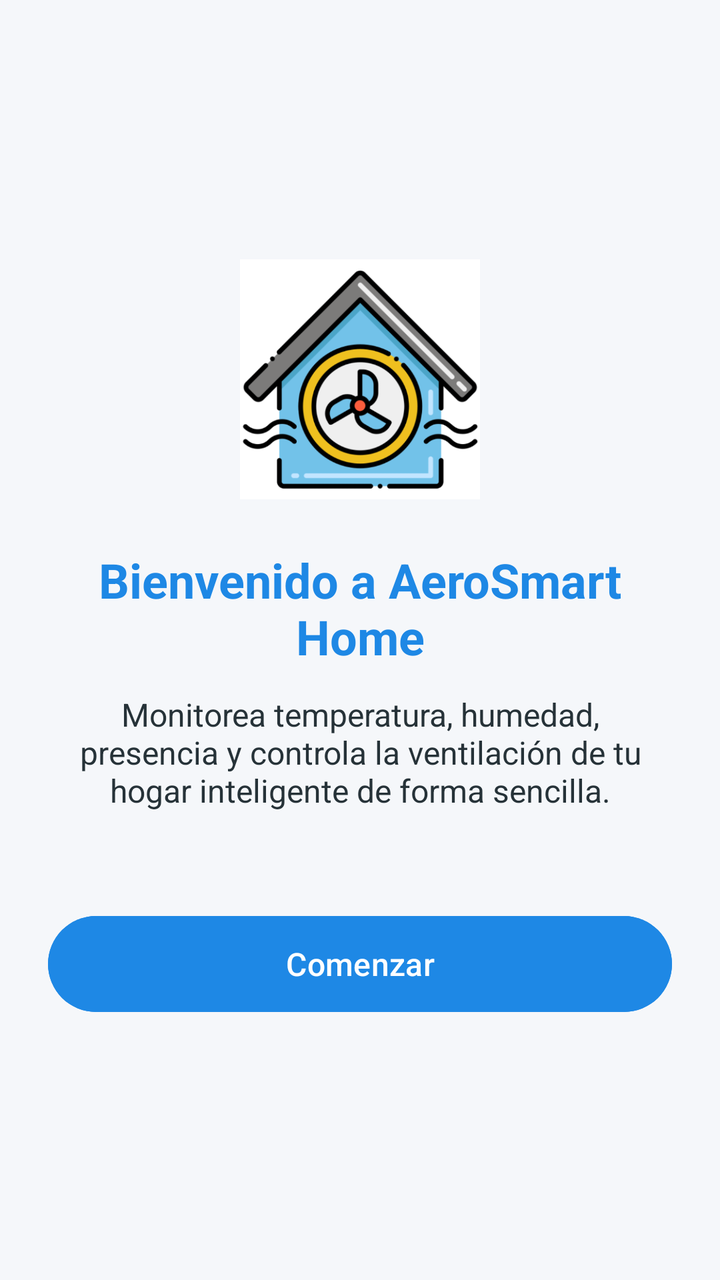
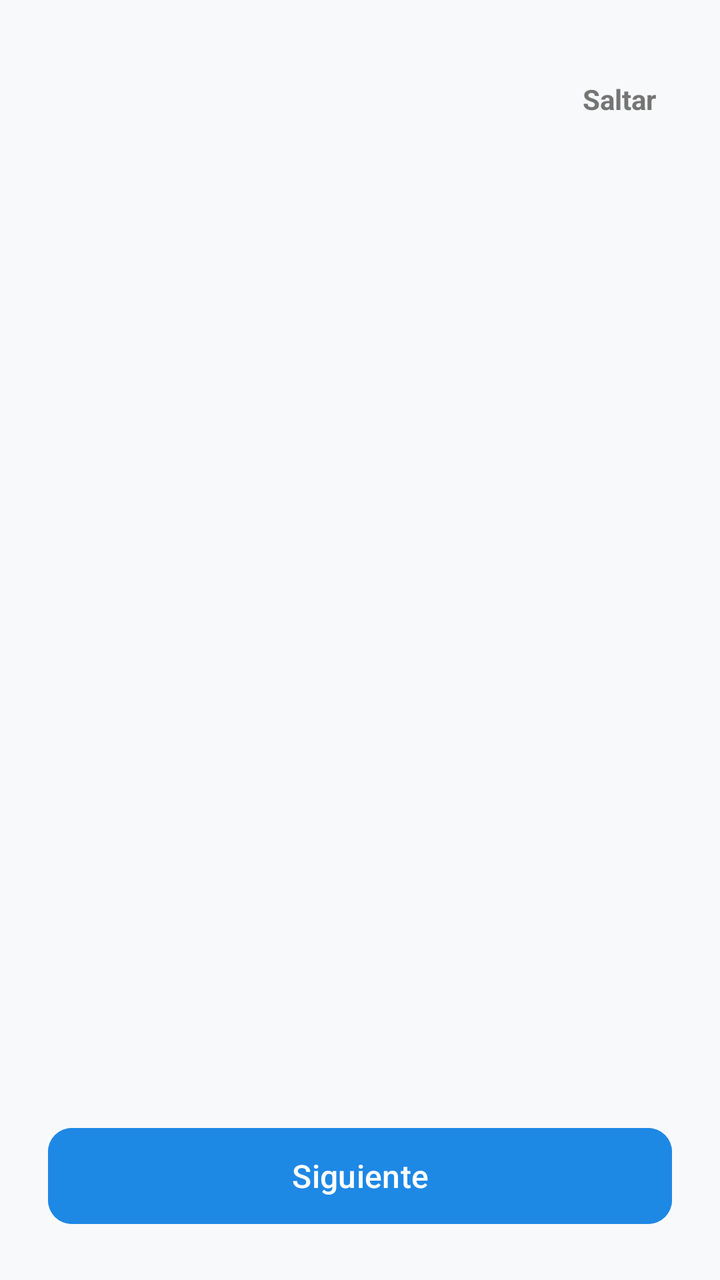

Two renders of the same Android screen: before a commit and after it. Below are the layout's source before the change and the commit's diff.
<!-- AndroidManifest.xml: application theme Theme.VentiladorAmbiental -->
<!-- res/layout/activity_onboarding.xml -->
<?xml version="1.0" encoding="utf-8"?>
<LinearLayout xmlns:android="http://schemas.android.com/apk/res/android"
    android:layout_width="match_parent"
    android:layout_height="match_parent"
    android:background="@color/background"
    android:gravity="center"
    android:orientation="vertical"
    android:padding="24dp">

    <ImageView
        android:layout_width="120dp"
        android:layout_height="120dp"
        android:contentDescription="@string/app_name"
        android:src="@drawable/logo_ventilador" />

    <TextView
        android:layout_width="wrap_content"
        android:layout_height="wrap_content"
        android:layout_marginTop="24dp"
        android:text="Bienvenido a AeroSmart Home"
        android:textColor="@color/primary"
        android:textSize="24sp"
        android:textStyle="bold"
        android:gravity="center" />

    <TextView
        android:layout_width="wrap_content"
        android:layout_height="wrap_content"
        android:layout_marginTop="12dp"
        android:text="Monitorea temperatura, humedad, presencia y controla la ventilación de tu hogar inteligente de forma sencilla."
        android:textColor="@color/text_dark"
        android:textSize="16sp"
        android:gravity="center" />

    <Button
        android:id="@+id/btnStart"
        android:layout_width="match_parent"
        android:layout_height="56dp"
        android:layout_marginTop="48dp"
        android:backgroundTint="@color/primary"
        android:text="Comenzar"
        android:textSize="16sp" />

</LinearLayout>
<!-- resources referenced by this layout -->
<resources>
  <color name="background">#F5F7FA</color>
  <color name="primary">#1E88E5</color>
  <color name="text_dark">#263238</color>
  <!-- drawable logo_ventilador: png bitmap (drawable, 82307 bytes) -->
  <string name="app_name">AeroSmart Home</string>
  <style name="Theme.VentiladorAmbiental" parent="Base.Theme.VentiladorAmbiental" />
  <style name="Base.Theme.VentiladorAmbiental" parent="Theme.Material3.Light.NoActionBar">
      </style>
</resources>

<!-- the commit's change to res/layout/activity_onboarding.xml (unified diff, before → after) -->
@@ -1,44 +1,61 @@
 <?xml version="1.0" encoding="utf-8"?>
-<LinearLayout xmlns:android="http://schemas.android.com/apk/res/android"
+<androidx.constraintlayout.widget.ConstraintLayout xmlns:android="http://schemas.android.com/apk/res/android"
+    xmlns:app="http://schemas.android.com/apk/res-auto"
     android:layout_width="match_parent"
     android:layout_height="match_parent"
-    android:background="@color/background"
-    android:gravity="center"
-    android:orientation="vertical"
-    android:padding="24dp">
+    android:background="@color/background">
 
-    <ImageView
-        android:layout_width="120dp"
-        android:layout_height="120dp"
-        android:contentDescription="@string/app_name"
-        android:src="@drawable/logo_ventilador" />
-
+    
     <TextView
+        android:id="@+id/btnSkip"
         android:layout_width="wrap_content"
         android:layout_height="wrap_content"
-        android:layout_marginTop="24dp"
-        android:text="Bienvenido a AeroSmart Home"
-        android:textColor="@color/primary"
-        android:textSize="24sp"
+        android:layout_marginEnd="24dp"
+        android:layout_marginTop="32dp"
+        android:padding="8dp"
+        android:text="Saltar"
+        android:textColor="#757575"
+        android:textSize="14sp"
         android:textStyle="bold"
-        android:gravity="center" />
+        app:layout_constraintEnd_toEndOf="parent"
+        app:layout_constraintTop_toTopOf="parent" />
 
-    <TextView
-        android:layout_width="wrap_content"
+    
+    <androidx.viewpager2.widget.ViewPager2
+        android:id="@+id/viewPagerOnboarding"
+        android:layout_width="0dp"
+        android:layout_height="0dp"
+        app:layout_constraintBottom_toTopOf="@id/layoutBottomContainer"
+        app:layout_constraintEnd_toEndOf="parent"
+        app:layout_constraintStart_toStartOf="parent"
+        app:layout_constraintTop_toBottomOf="@id/btnSkip" />
+
+    
+    <LinearLayout
+        android:id="@+id/layoutBottomContainer"
+        android:layout_width="match_parent"
         android:layout_height="wrap_content"
-        android:layout_marginTop="12dp"
-        android:text="Monitorea temperatura, humedad, presencia y controla la ventilación de tu hogar inteligente de forma sencilla."
-        android:textColor="@color/text_dark"
-        android:textSize="16sp"
-        android:gravity="center" />
+        android:orientation="vertical"
+        android:padding="24dp"
+        app:layout_constraintBottom_toBottomOf="parent">
 
-    <Button
-        android:id="@+id/btnStart"
-        android:layout_width="match_parent"
-        android:layout_height="56dp"
-        android:layout_marginTop="48dp"
-        android:backgroundTint="@color/primary"
-        android:text="Comenzar"
-        android:textSize="16sp" />
+        
+        <LinearLayout
+            android:id="@+id/layoutDots"
+            android:layout_width="wrap_content"
+            android:layout_height="wrap_content"
+            android:layout_gravity="center_horizontal"
+            android:layout_marginBottom="24dp"
+            android:orientation="horizontal" />
 
-</LinearLayout>
+        <Button
+            android:id="@+id/btnSiguiente"
+            android:layout_width="match_parent"
+            android:layout_height="56dp"
+            android:backgroundTint="@color/primary"
+            android:text="Siguiente"
+            android:textSize="16sp"
+            app:cornerRadius="12dp" />
+    </LinearLayout>
+
+</androidx.constraintlayout.widget.ConstraintLayout>
<!-- resource entries referenced after the edit -->
@@ -1,10 +1,7 @@
 <!-- resources referenced by this layout -->
 <resources>
-  <color name="background">#F5F7FA</color>
+  <color name="background">#F8F9FA</color>
   <color name="primary">#1E88E5</color>
-  <color name="text_dark">#263238</color>
-  <!-- drawable logo_ventilador: png bitmap (drawable, 82307 bytes) -->
-  <string name="app_name">AeroSmart Home</string>
   <style name="Theme.VentiladorAmbiental" parent="Base.Theme.VentiladorAmbiental" />
   <style name="Base.Theme.VentiladorAmbiental" parent="Theme.Material3.Light.NoActionBar">
       </style>
